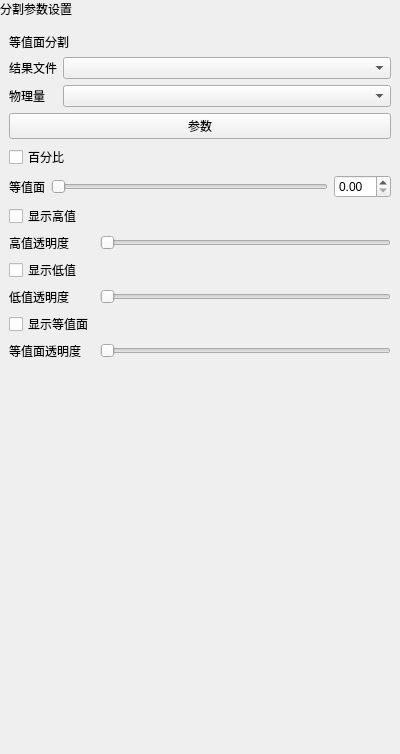
asd977/base_cae, file plugins/Base_PostProcessing/IsosurfaceSegmentationWidget.ui: the form before one commit.
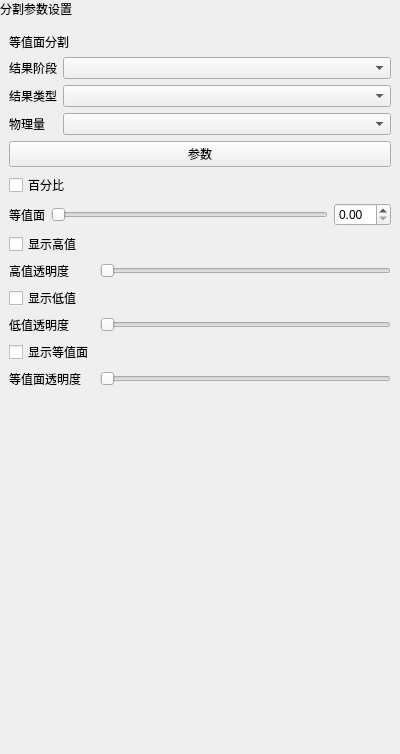
The form after the commit.

```diff
--- a/plugins/Base_PostProcessing/IsosurfaceSegmentationWidget.ui
+++ b/plugins/Base_PostProcessing/IsosurfaceSegmentationWidget.ui
@@ -69,7 +69,17 @@
      <item>
       <widget class="QWidget" name="widget_2" native="true">
        <layout class="QGridLayout" name="gridLayout_3">
-        <item row="1" column="0">
+        <item row="0" column="0">
+         <widget class="QLabel" name="resultStageLabel">
+          <property name="text">
+           <string>结果阶段</string>
+          </property>
+         </widget>
+        </item>
+        <item row="0" column="1">
+         <widget class="QComboBox" name="resultDirComboBox"/>
+        </item>
+        <item row="2" column="0">
          <widget class="QLabel" name="label_6">
           <property name="sizePolicy">
            <sizepolicy hsizetype="Fixed" vsizetype="Preferred">
@@ -82,7 +92,7 @@
           </property>
          </widget>
         </item>
-        <item row="0" column="0">
+        <item row="1" column="0">
          <widget class="QLabel" name="label_5">
           <property name="sizePolicy">
            <sizepolicy hsizetype="Fixed" vsizetype="Preferred">
@@ -91,11 +101,11 @@
            </sizepolicy>
           </property>
           <property name="text">
-           <string>结果文件</string>
+           <string>结果类型</string>
           </property>
          </widget>
         </item>
-        <item row="0" column="1">
+        <item row="1" column="1">
          <widget class="QComboBox" name="stepComboBox">
           <property name="minimumSize">
            <size>
@@ -105,7 +115,7 @@
           </property>
          </widget>
         </item>
-        <item row="1" column="1">
+        <item row="2" column="1">
          <widget class="QComboBox" name="scalarComboBox">
           <property name="minimumSize">
            <size>
```
